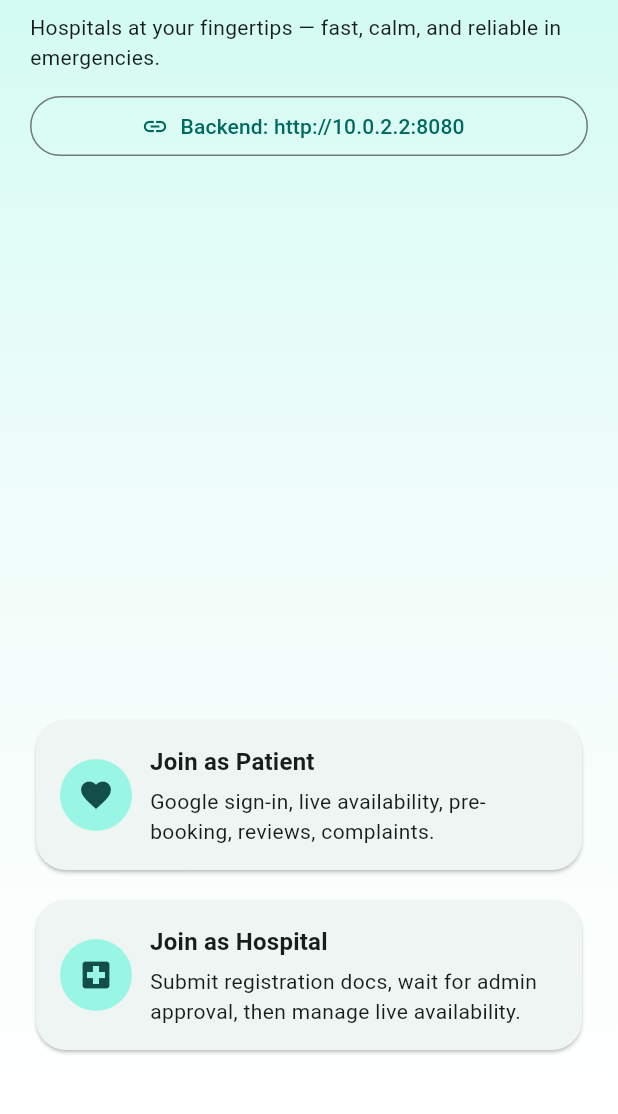
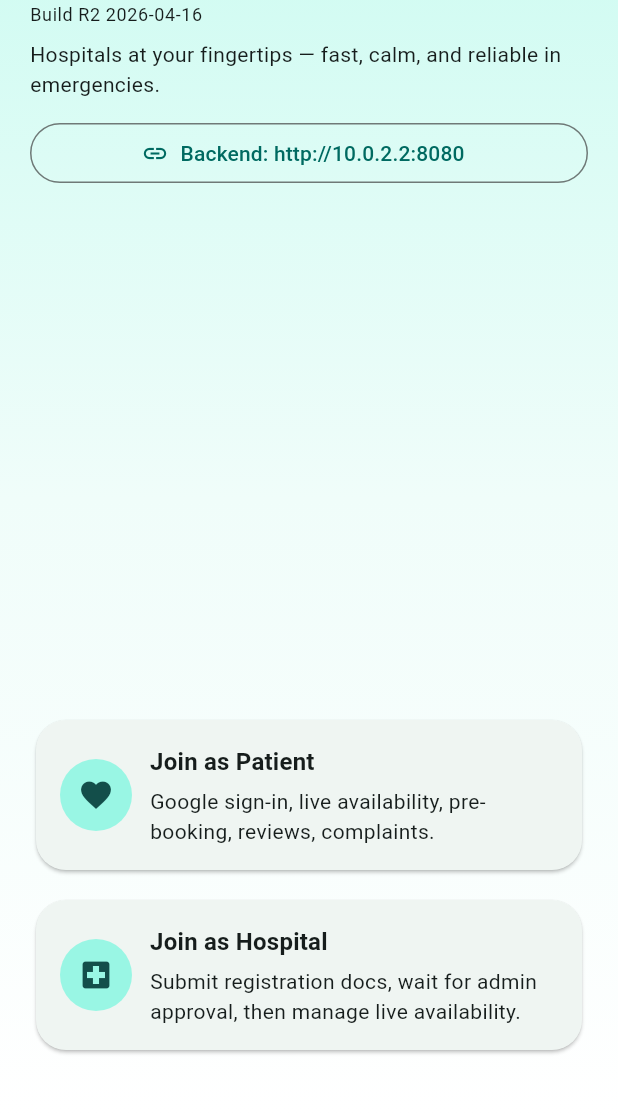
Before and after one commit to 0mpardeshi/bookmyhospital, a Flutter app: the screen it shows after launch, on a phone screen of 412 x 824 dp, the part 120-1234 px from its top. Run offline on Flutter 3.47's test engine with Material 3 defaults, Android fonts, the phone set to English and light mode, and no system bars; our stand-ins replace file_picker, google_sign_in, shared_preferences, socket_io_client.

Commit message:
Bump app versions and add build markers for reliable APK rollout

```diff
--- a/apps/bmh_admin/pubspec.yaml
+++ b/apps/bmh_admin/pubspec.yaml
@@ -16,7 +16,7 @@ publish_to: 'none' # Remove this line if you wish to publish to pub.dev
 # https://developer.apple.com/library/archive/documentation/General/Reference/InfoPlistKeyReference/Articles/CoreFoundationKeys.html
 # In Windows, build-name is used as the major, minor, and patch parts
 # of the product and file versions while build-number is used as the build suffix.
-version: 1.0.0+1
+version: 1.0.1+2
 
 environment:
   sdk: ^3.11.4
--- a/apps/bmh_client/lib/main.dart
+++ b/apps/bmh_client/lib/main.dart
@@ -19,6 +19,7 @@ const String kDefaultApiBaseUrl = String.fromEnvironment(
   'API_BASE_URL',
   defaultValue: 'http://10.0.2.2:8080',
 );
+const String kBuildLabel = 'R2 2026-04-16';
 
 class BackendConfig {
   static const _prefsKey = 'bookmyhospital_api_base_url';
@@ -29,6 +30,12 @@ class BackendConfig {
   static Future<void> load() async {
     final prefs = await SharedPreferences.getInstance();
     final saved = prefs.getString(_prefsKey);
+    if (saved != null && saved.contains('loca.lt')) {
+      await prefs.remove(_prefsKey);
+      baseUrl = kDefaultApiBaseUrl;
+      configured = false;
+      return;
+    }
     if (saved != null && saved.trim().isNotEmpty) {
       baseUrl = saved.trim();
       configured = true;
@@ -469,6 +476,11 @@ class EntryScreen extends StatelessWidget {
                     fontWeight: FontWeight.w700,
                     color: const Color(0xFF134E4A),
                   ),
+                ),
+                const SizedBox(height: 2),
+                Text(
+                  'Build $kBuildLabel',
+                  style: Theme.of(context).textTheme.bodySmall,
                 ),
                 const SizedBox(height: 8),
                 const Text(
--- a/apps/bmh_client/pubspec.yaml
+++ b/apps/bmh_client/pubspec.yaml
@@ -16,7 +16,7 @@ publish_to: 'none' # Remove this line if you wish to publish to pub.dev
 # https://developer.apple.com/library/archive/documentation/General/Reference/InfoPlistKeyReference/Articles/CoreFoundationKeys.html
 # In Windows, build-name is used as the major, minor, and patch parts
 # of the product and file versions while build-number is used as the build suffix.
-version: 1.0.0+1
+version: 1.0.1+2
 
 environment:
   sdk: ^3.11.4
```
Also changed, not shown: apps/bmh_admin/lib/main.dart (+12 -1 lines).
